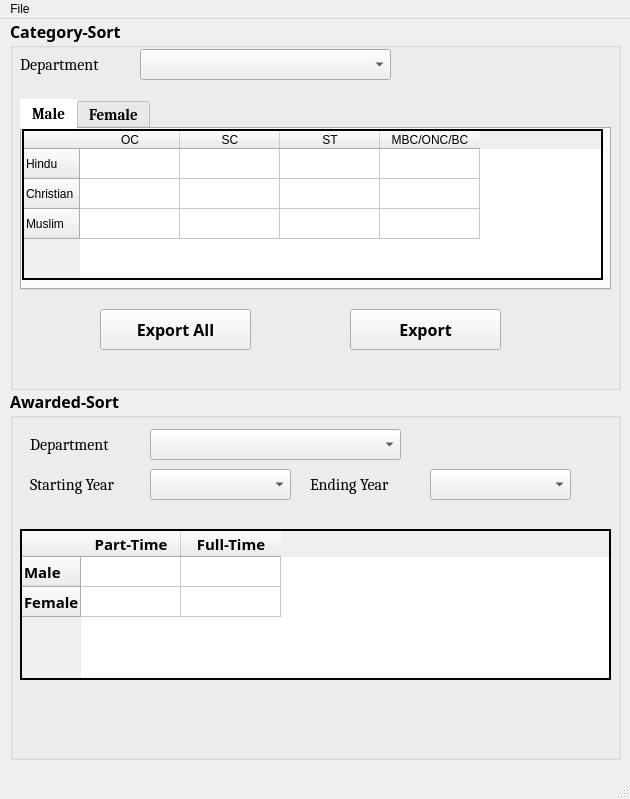
Before: the Qt Designer form assets/main.ui in NerdCodex/Sorter, drawn with Qt 5.
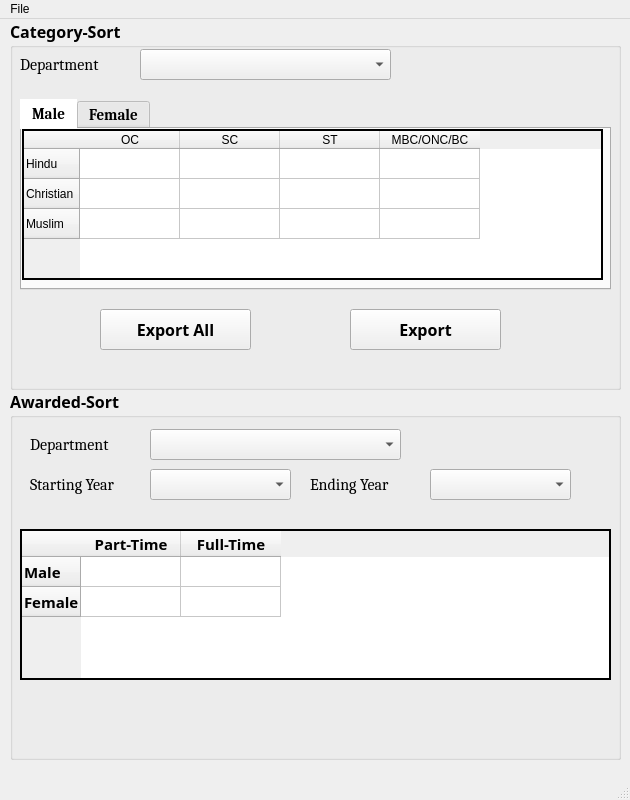
After: the same form once the commit is applied.

Commit message: Splash Screen and Icon Added

The edit to the form file:
```diff
--- a/assets/main.ui
+++ b/assets/main.ui
@@ -7,9 +7,21 @@
     <x>0</x>
     <y>0</y>
     <width>630</width>
-    <height>799</height>
+    <height>800</height>
    </rect>
   </property>
+  <property name="minimumSize">
+   <size>
+    <width>630</width>
+    <height>800</height>
+   </size>
+  </property>
+  <property name="maximumSize">
+   <size>
+    <width>630</width>
+    <height>800</height>
+   </size>
+  </property>
   <property name="windowTitle">
    <string>Sorter</string>
   </property>
```
The commit also changes 4 other files.
